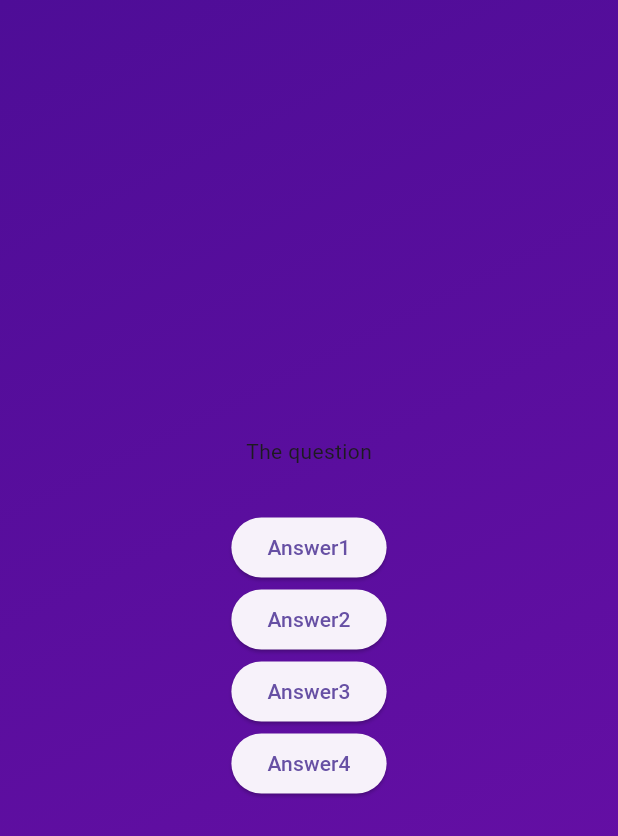
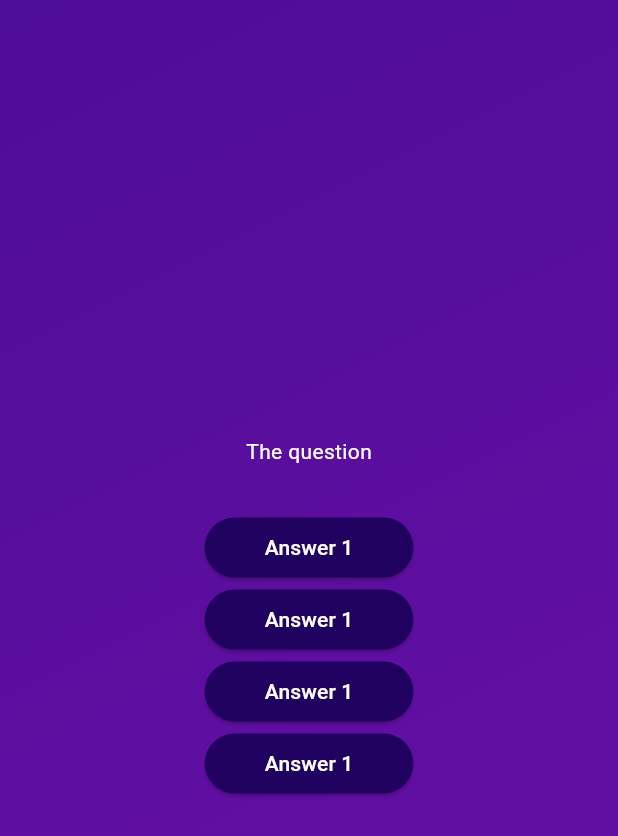
Before and after one commit to WinZCode/quizz_app, a Flutter app: the screen it shows after launch, after a tap on "Start Quiz", on a phone screen of 412 x 824 dp. Shown: the top 836 px of the screen. Run offline on Flutter 3.47's test engine with Material 3 defaults, Android fonts, the phone set to English and light mode, and no system bars.

Commit message:
custom button widget

```diff
--- /dev/null
+++ b/lib/answer_button.dart
@@ -0,0 +1,28 @@
+import 'package:flutter/material.dart';
+
+class AnswerButton extends StatelessWidget {
+  const AnswerButton({
+    super.key,
+    required this.answerText,
+    required this.onTap,
+  });
+
+  final String answerText;
+  final void Function() onTap;
+
+  @override
+  Widget build(context) {
+    return ElevatedButton(
+      onPressed: onTap,
+      style: ElevatedButton.styleFrom(
+        padding: const EdgeInsets.symmetric(vertical: 10, horizontal: 40),
+        backgroundColor: const Color.fromARGB(255, 33, 1, 95),
+        foregroundColor: Colors.white,
+        shape: RoundedRectangleBorder(
+          borderRadius: BorderRadius.circular(40),
+        ),
+      ),
+      child: Text(answerText),
+    );
+  }
+}
--- a/lib/question_screen.dart
+++ b/lib/question_screen.dart
@@ -1,4 +1,5 @@
 import 'package:flutter/material.dart';
+import 'package:quizz_app/answer_button.dart';
 
 class QuestionScreen extends StatefulWidget {
   const QuestionScreen({super.key});
@@ -17,23 +18,26 @@ class _QuestionScreenState extends State<QuestionScreen> {
       child: Column(
         mainAxisAlignment: MainAxisAlignment.center,
         children: [
-          const Text('The question'),
+          const Text(
+            'The question',
+            style: TextStyle(color: Colors.white),
+          ),
           const SizedBox(height: 30),
-          ElevatedButton(
-            onPressed: () {},
-            child: const Text('Answer1'),
+          AnswerButton(
+            answerText: 'Answer 1',
+            onTap: () {},
           ),
-          ElevatedButton(
-            onPressed: () {},
-            child: const Text('Answer2'),
+          AnswerButton(
+            answerText: 'Answer 1',
+            onTap: () {},
           ),
-          ElevatedButton(
-            onPressed: () {},
-            child: const Text('Answer3'),
+          AnswerButton(
+            answerText: 'Answer 1',
+            onTap: () {},
           ),
-          ElevatedButton(
-            onPressed: () {},
-            child: const Text('Answer4'),
+          AnswerButton(
+            answerText: 'Answer 1',
+            onTap: () {},
           ),
         ],
       ),
```
